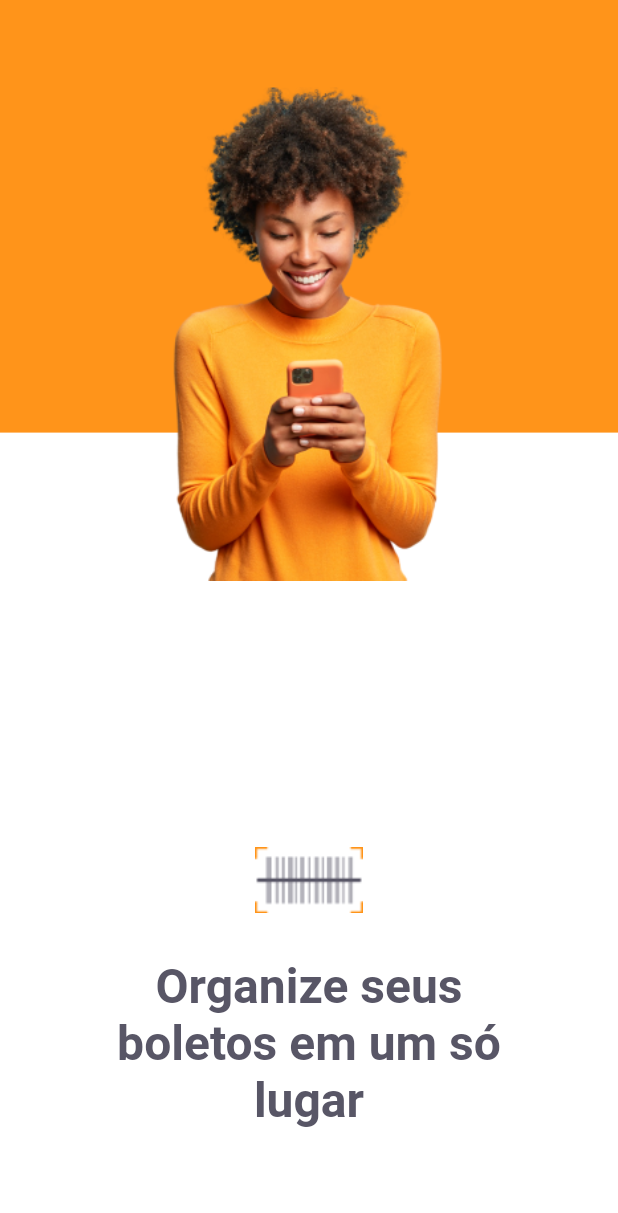
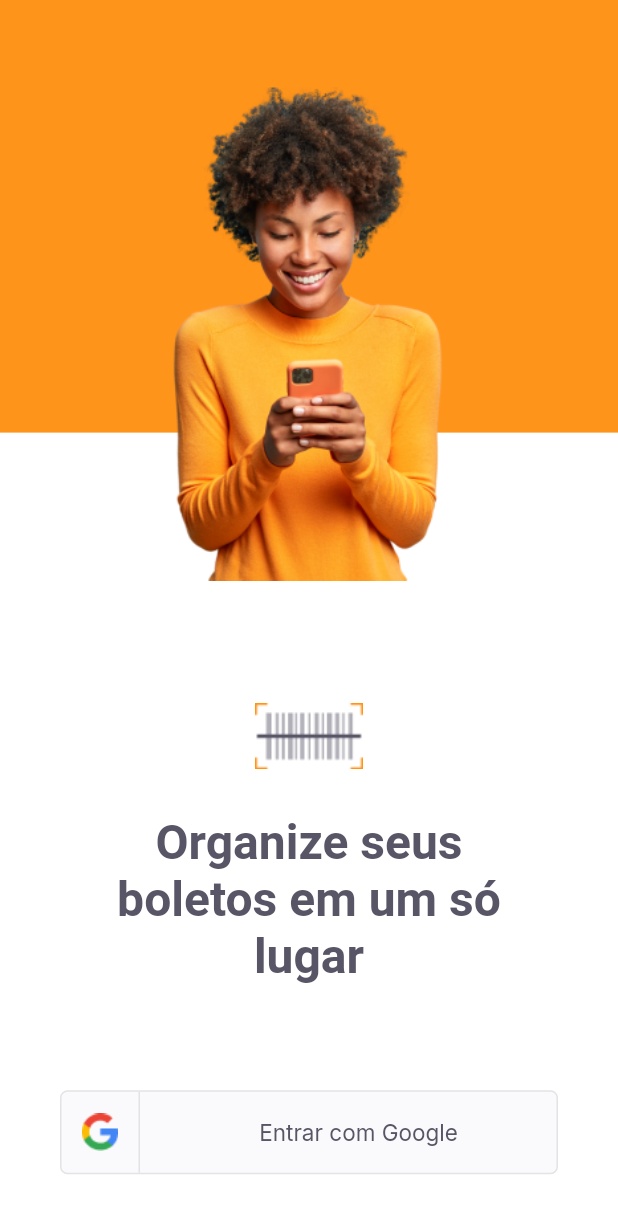
Before and after one commit to jhiltonsantos/nlw-together, a Flutter app: the screen it shows after launch, on a phone screen of 412 x 824 dp. Shown: the top 1213 px of the screen. Run offline on Flutter 3.47's test engine with Material 2 defaults, Android fonts, the phone set to English and light mode, and no system bars; our stand-ins replace google_fonts.

Commit message:
Update LoginPage

```diff
--- a/payflow/lib/main.dart
+++ b/payflow/lib/main.dart
@@ -1,6 +1,7 @@
 import 'package:flutter/material.dart';
 import 'package:payflow/shared/themes/app_color.dart';
 
+import 'modules/home/home_page.dart';
 import 'modules/login/login_page.dart';
 import 'modules/splash/splash_page.dart';
 
--- /dev/null
+++ b/payflow/lib/modules/home/home_page.dart
@@ -0,0 +1,15 @@
+import 'package:flutter/material.dart';
+import 'package:payflow/shared/themes/app_color.dart';
+
+class HomePage extends StatelessWidget {
+  const HomePage({Key? key}) : super(key: key);
+
+  @override
+  Widget build(BuildContext context) {
+    return Scaffold(
+      appBar: AppBar(
+        backgroundColor: AppColors.primary,
+      ),
+    );
+  }
+}
--- a/payflow/lib/modules/login/login_page.dart
+++ b/payflow/lib/modules/login/login_page.dart
@@ -2,6 +2,7 @@ import 'package:flutter/material.dart';
 import 'package:payflow/shared/themes/app_color.dart';
 import 'package:payflow/shared/themes/app_images.dart';
 import 'package:payflow/shared/themes/app_text_styles.dart';
+import 'package:payflow/shared/widgets/social_login/social_login_button.dart';
 
 class LoginPage extends StatefulWidget {
   const LoginPage({Key? key}) : super(key: key);
@@ -55,6 +56,15 @@ class _LoginPageState extends State<LoginPage> {
                       style: AppTextStyles.titleHome,
                     ),
                   ),
+                  Padding(
+                    padding:
+                        const EdgeInsets.only(left: 40, right: 40, top: 40),
+                    child: SocialLoginButton(
+                      onTap: () {
+                        print("Tap");
+                      },
+                    ),
+                  ),
                 ],
               ),
             ),
--- /dev/null
+++ b/payflow/lib/shared/widgets/social_login/social_login_button.dart
@@ -0,0 +1,48 @@
+import 'package:flutter/material.dart';
+import 'package:payflow/shared/themes/app_color.dart';
+import 'package:payflow/shared/themes/app_images.dart';
+import 'package:payflow/shared/themes/app_text_styles.dart';
+
+class SocialLoginButton extends StatelessWidget {
+  final VoidCallback onTap;
+  const SocialLoginButton({Key? key, required this.onTap}) : super(key: key);
+
+  @override
+  Widget build(BuildContext context) {
+    return InkWell(
+      onTap: onTap,
+      child: Container(
+        height: 56,
+        decoration: BoxDecoration(
+            color: AppColors.shape,
+            borderRadius: BorderRadius.circular(5),
+            border: Border.fromBorderSide(
+              BorderSide(color: AppColors.stroke),
+            )),
+        child: Row(
+          children: [
+            Expanded(
+              flex: 1,
+              child: Row(
+                mainAxisAlignment: MainAxisAlignment.spaceEvenly,
+                children: [
+                  Image.asset(AppImages.google),
+                  Container(height: 56, width: 1, color: AppColors.stroke)
+                ],
+              ),
+            ),
+            Expanded(
+              flex: 4,
+              child: Row(
+                mainAxisAlignment: MainAxisAlignment.center,
+                children: [
+                  Text("Entrar com Google", style: AppTextStyles.buttonGray),
+                ],
+              ),
+            ),
+          ],
+        ),
+      ),
+    );
+  }
+}
```
